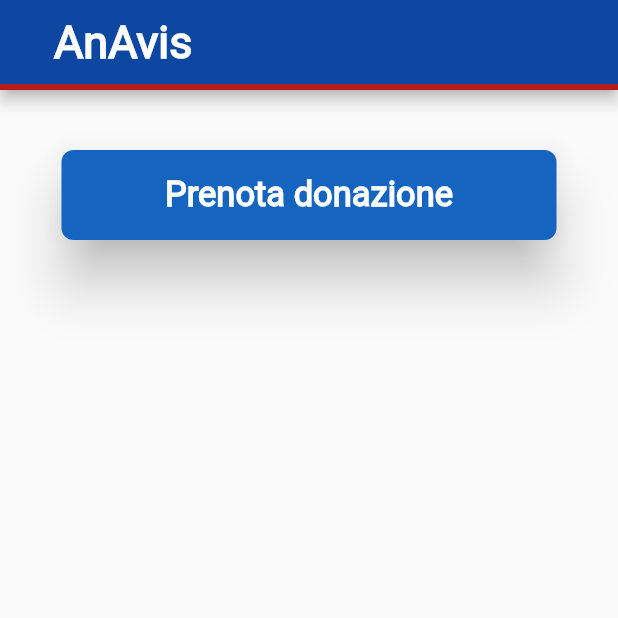
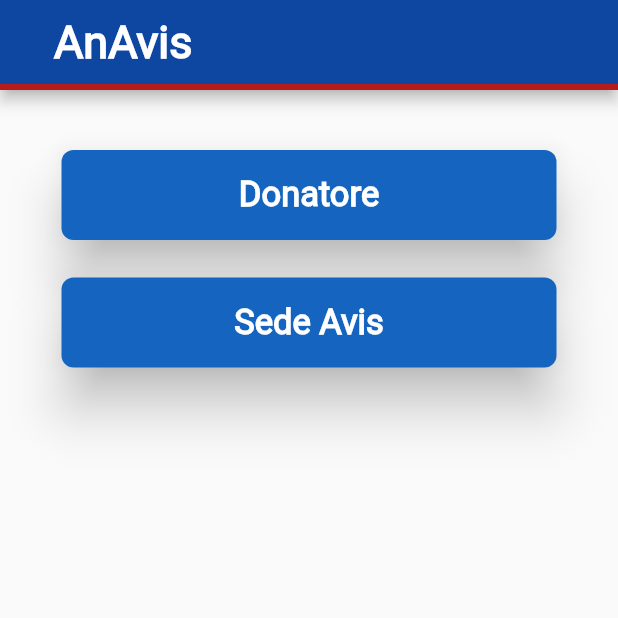
Before and after one commit to LuciaPasseri/AnAvis, a Flutter app: the screen it shows after launch, on a phone screen of 412 x 824 dp, the top half of it. Run offline on Flutter 3.47's test engine with Material 2 defaults, Android fonts, the phone set to English and light mode, and no system bars.

Commit message:
[ADD & UPDATE] Aggiunto screen per la sede e screen provvisorio per la scelta del ruolo, aggiunto collegamento backend per la scelta della sede

```diff
--- a/frontend/an_avis/lib/main.dart
+++ b/frontend/an_avis/lib/main.dart
@@ -1,8 +1,10 @@
+import 'package:an_avis/views/provvisoria_login.dart';
 import 'package:an_avis/views/schermata_donatori.dart';
 import 'package:an_avis/views/schermata_questionario.dart';
 import 'package:an_avis/views/schermata_scelta_data.dart';
 import 'package:an_avis/views/schermata_scelta_mese.dart';
 import 'package:an_avis/views/schermata_scelta_sede.dart';
+import 'package:an_avis/views/schermata_sede.dart';
 import 'package:flutter/material.dart';
 
 void main() => runApp(AnAvis());
@@ -14,7 +16,9 @@ class AnAvis extends StatelessWidget {
     return MaterialApp(
       initialRoute: "/",
       routes: {
-        "/": (context) => SchermataDonatori(),
+        "/": (context) => SchermataLogin(),
+        "/donatore": (context) => SchermataDonatori(),
+        "/sede": (context) => SchermataSede(),
         "/sceltaSede": (context) => SchermataSceltaSede(),
         "/sceltaMese": (context) => SchermataSceltaMese(),
         "/questionario": (context) => SchermataQuestionario(),
--- /dev/null
+++ b/frontend/an_avis/lib/views/provvisoria_login.dart
@@ -0,0 +1,60 @@
+import 'package:an_avis/widgets/pulsante.dart';
+import 'package:flutter/material.dart';
+
+class SchermataLogin extends StatefulWidget {
+  @override
+  _SchermataLoginState createState() => _SchermataLoginState();
+}
+
+class _SchermataLoginState extends State<SchermataLogin> {
+  @override
+  Widget build(BuildContext context) {
+    return Scaffold(
+      appBar: AppBar(
+        bottom: PreferredSize(
+            child: Container(
+              color: Colors.red[900],
+              height: 4.0,
+            ),
+            preferredSize: Size.fromHeight(4.0)),
+        backgroundColor: Colors.blue[900],
+        title: Padding(
+          padding: EdgeInsets.only(left: 20),
+          child: Text(
+            "AnAvis",
+            style: TextStyle(
+              fontSize: 30,
+              color: Colors.white,
+              fontWeight: FontWeight.bold,
+              fontFamily: "Roboto",
+            ),
+          ),
+        ),
+      ),
+      body: Center(
+        child: SafeArea(
+          child: Column(
+            children: <Widget>[
+              SizedBox(
+                height: 40,
+              ),
+              Pulsante(
+                  text: "Donatore",
+                  function: () {
+                    Navigator.pushNamed(context, "/donatore");
+                  }),
+              SizedBox(
+                height: 25,
+              ),
+              Pulsante(
+                  text: "Sede Avis",
+                  function: () {
+                    Navigator.pushNamed(context, "/sede");
+                  }),
+            ],
+          ),
+        ),
+      ),
+    );
+  }
+}
--- a/frontend/an_avis/lib/views/schermata_orario.dart
+++ b/frontend/an_avis/lib/views/schermata_orario.dart
@@ -94,6 +94,7 @@ class _SchermataOrarioState extends State<SchermataOrario> {
                 child: RaisedButton(
                   child: Icon(
                     Icons.check,
+                    color: Colors.white,
                     size: 40,
                   ),
                   shape: RoundedRectangleBorder(
@@ -110,6 +111,7 @@ class _SchermataOrarioState extends State<SchermataOrario> {
                 child: RaisedButton(
                   child: Icon(
                     Icons.clear,
+                    color: Colors.white,
                     size: 40,
                   ),
                   shape: RoundedRectangleBorder(
--- a/frontend/an_avis/pubspec.yaml
+++ b/frontend/an_avis/pubspec.yaml
@@ -23,6 +23,7 @@ dependencies:
   # The following adds the Cupertino Icons font to your application.
   # Use with the CupertinoIcons class for iOS style icons.
   cupertino_icons: ^0.1.2
+  http: ^0.12.0+2
 
 dev_dependencies:
   flutter_test:
```
Also changed, not shown: frontend/an_avis/lib/services/networking.dart (added, +19 -0 lines), frontend/an_avis/lib/views/schermata_scelta_sede.dart (+39 -41 lines), frontend/an_avis/lib/views/schermata_sede.dart (added, +68 -0 lines), frontend/an_avis/lib/widgets/circular_loading.dart (added, +17 -0 lines), frontend/an_avis/pubspec.lock, 1 other file.
